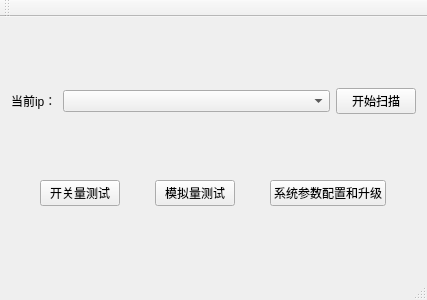
Before: the Qt Designer form mainwindow.ui in changzhiming/ScandTestApp, drawn with Qt 5.
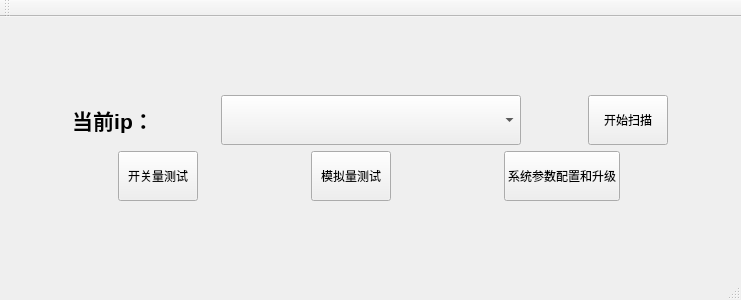
After: the same form once the commit is applied.

The edit to the form file:
```diff
--- a/mainwindow.ui
+++ b/mainwindow.ui
@@ -6,12 +6,30 @@
    <rect>
     <x>0</x>
     <y>0</y>
-    <width>427</width>
+    <width>741</width>
     <height>300</height>
    </rect>
   </property>
+  <property name="styleSheet">
+   <string notr="true">
+font: 500 16pt &quot;宋体&quot;;
+</string>
+  </property>
   <widget class="QWidget" name="centralWidget">
    <layout class="QVBoxLayout" name="verticalLayout">
+    <item>
+     <spacer name="verticalSpacer">
+      <property name="orientation">
+       <enum>Qt::Vertical</enum>
+      </property>
+      <property name="sizeHint" stdset="0">
+       <size>
+        <width>20</width>
+        <height>40</height>
+       </size>
+      </property>
+     </spacer>
+    </item>
     <item>
      <layout class="QHBoxLayout" name="horizontalLayout_2">
       <item>
@@ -22,13 +40,32 @@
           <verstretch>0</verstretch>
          </sizepolicy>
         </property>
+        <property name="minimumSize">
+         <size>
+          <width>0</width>
+          <height>50</height>
+         </size>
+        </property>
         <property name="text">
-         <string>当前ip：</string>
+         <string>&lt;html&gt;&lt;head/&gt;&lt;body&gt;&lt;p align=&quot;center&quot;&gt;&lt;span style=&quot; font-size:16pt; font-weight:600;&quot;&gt;当前ip：&lt;/span&gt;&lt;/p&gt;&lt;/body&gt;&lt;/html&gt;</string>
         </property>
        </widget>
       </item>
       <item>
-       <widget class="QComboBox" name="comboBox"/>
+       <widget class="QComboBox" name="comboBox">
+        <property name="sizePolicy">
+         <sizepolicy hsizetype="Fixed" vsizetype="Fixed">
+          <horstretch>0</horstretch>
+          <verstretch>0</verstretch>
+         </sizepolicy>
+        </property>
+        <property name="minimumSize">
+         <size>
+          <width>300</width>
+          <height>50</height>
+         </size>
+        </property>
+       </widget>
       </item>
       <item>
        <widget class="QPushButton" name="pushButtonScane">
@@ -38,6 +75,12 @@
           <verstretch>0</verstretch>
          </sizepolicy>
         </property>
+        <property name="minimumSize">
+         <size>
+          <width>0</width>
+          <height>50</height>
+         </size>
+        </property>
         <property name="text">
          <string>开始扫描</string>
         </property>
@@ -58,6 +101,12 @@
           <verstretch>0</verstretch>
          </sizepolicy>
         </property>
+        <property name="minimumSize">
+         <size>
+          <width>0</width>
+          <height>50</height>
+         </size>
+        </property>
         <property name="text">
          <string>开关量测试</string>
         </property>
@@ -71,6 +120,12 @@
           <verstretch>0</verstretch>
          </sizepolicy>
         </property>
+        <property name="minimumSize">
+         <size>
+          <width>0</width>
+          <height>50</height>
+         </size>
+        </property>
         <property name="text">
          <string>模拟量测试</string>
         </property>
@@ -84,6 +139,12 @@
           <verstretch>0</verstretch>
          </sizepolicy>
         </property>
+        <property name="minimumSize">
+         <size>
+          <width>0</width>
+          <height>50</height>
+         </size>
+        </property>
         <property name="text">
          <string>系统参数配置和升级</string>
         </property>
@@ -91,6 +152,19 @@
       </item>
      </layout>
     </item>
+    <item>
+     <spacer name="verticalSpacer_2">
+      <property name="orientation">
+       <enum>Qt::Vertical</enum>
+      </property>
+      <property name="sizeHint" stdset="0">
+       <size>
+        <width>20</width>
+        <height>40</height>
+       </size>
+      </property>
+     </spacer>
+    </item>
    </layout>
   </widget>
   <widget class="QMenuBar" name="menuBar">
```
Left out of the diff: 4 changed lines with no effect on the pictures.
